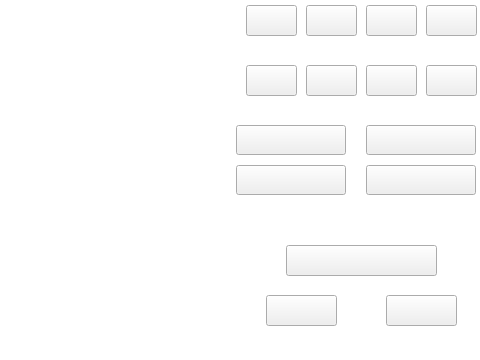
First picture: the form in pvmsmonitorwidget.ui, repository 1157889734/x86MyAppliction, before the edit; both pictures show x 544 to 1024 and y 305 to 665 of the 1024 by 665 pixel window.
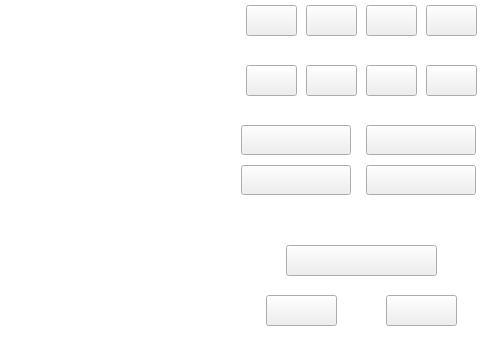
Second picture: the form after the edit. Icons and pictures are not drawn.

What changed in the file:
```diff
--- a/pvmsmonitorwidget.ui
+++ b/pvmsmonitorwidget.ui
@@ -168,7 +168,7 @@
   <widget class="QPushButton" name="cameraSwitchPushButton">
    <property name="geometry">
     <rect>
-     <x>780</x>
+     <x>785</x>
      <y>470</y>
      <width>110</width>
      <height>30</height>
@@ -180,7 +180,13 @@
     </font>
    </property>
    <property name="styleSheet">
-    <string notr="true">border-image: url(:/monres/cameraoff.bmp);</string>
+    <string notr="true">QPushButton{
+background-image: url(:/monres/cameraoff.bmp);}
+
+QPushButton:pressed
+{background-color: rgb(86, 164, 246);color: rgb(255, 255, 255);border-color: rgb(170, 170, 170);border-width: 2px;border-style: solid;}
+
+</string>
    </property>
    <property name="text">
     <string/>
@@ -438,7 +444,7 @@
   <widget class="QPushButton" name="presetSetPushButton">
    <property name="geometry">
     <rect>
-     <x>780</x>
+     <x>785</x>
      <y>430</y>
      <width>110</width>
      <height>30</height>
@@ -453,7 +459,8 @@
     <string notr="true">QPushButton{
 border-image: url(:/res/setuse.bmp);}
 QPushButton:pressed
-{background-color: rgb(255, 255, 255);color: rgb(255, 255, 255);border-color: rgb(86, 164, 246);border-width: 6px;border-style: solid;}</string>
+{background-color: rgb(86, 164, 246);color: rgb(255, 255, 255);border-color: rgb(170, 170, 170);border-width: 2px;border-style: solid;}
+</string>
    </property>
    <property name="text">
     <string/>
```
Left out of the diff: 44 changed lines with no effect on the pictures.
